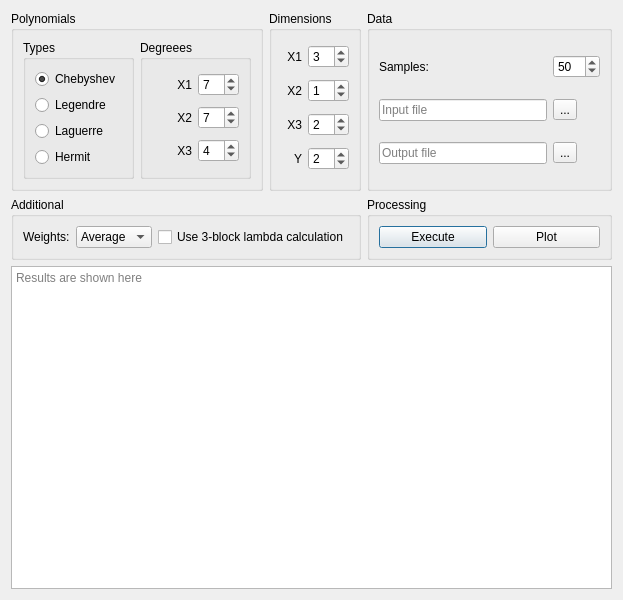
Old version of the form lab_3/main_window.ui in the repository fatvlady/sys-an-labs.
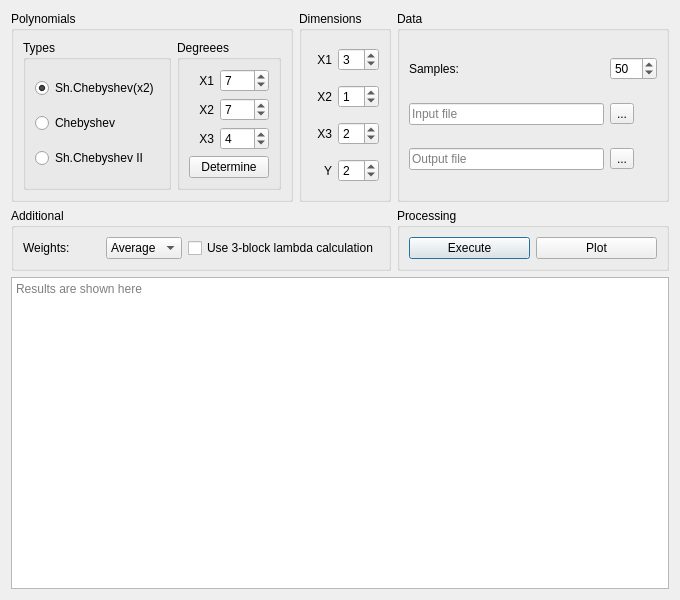
New version of the form.

```diff
--- a/lab_3/main_window.ui
+++ b/lab_3/main_window.ui
@@ -6,14 +6,43 @@
    <rect>
     <x>0</x>
     <y>0</y>
-    <width>623</width>
+    <width>680</width>
     <height>600</height>
    </rect>
   </property>
   <property name="windowTitle">
    <string>Form1</string>
   </property>
-  <layout class="QGridLayout" name="gridLayout_2">
+  <layout class="QGridLayout" name="gridLayout_2" rowstretch="0,0,0" columnstretch="0,0,0">
+   <item row="1" column="2">
+    <widget class="QGroupBox" name="groupBox_6">
+     <property name="title">
+      <string>Processing</string>
+     </property>
+     <layout class="QHBoxLayout" name="horizontalLayout_2">
+      <item>
+       <widget class="QPushButton" name="exec_button">
+        <property name="text">
+         <string>Execute</string>
+        </property>
+        <property name="default">
+         <bool>true</bool>
+        </property>
+        <property name="flat">
+         <bool>false</bool>
+        </property>
+       </widget>
+      </item>
+      <item>
+       <widget class="QPushButton" name="plot_button">
+        <property name="text">
+         <string>Plot</string>
+        </property>
+       </widget>
+      </item>
+     </layout>
+    </widget>
+   </item>
    <item row="0" column="0">
     <widget class="QGroupBox" name="groupBox_5">
      <property name="title">
@@ -22,14 +51,20 @@
      <layout class="QHBoxLayout" name="horizontalLayout">
       <item>
        <widget class="QGroupBox" name="groupBox_3">
+        <property name="sizePolicy">
+         <sizepolicy hsizetype="MinimumExpanding" vsizetype="Preferred">
+          <horstretch>0</horstretch>
+          <verstretch>0</verstretch>
+         </sizepolicy>
+        </property>
         <property name="title">
          <string>Types</string>
         </property>
         <layout class="QVBoxLayout" name="verticalLayout">
          <item>
-          <widget class="QRadioButton" name="radio_cheb">
+          <widget class="QRadioButton" name="radio_sh_cheb">
            <property name="text">
-            <string>Chebyshev</string>
+            <string>Sh.Chebyshev(x2)</string>
            </property>
            <property name="checked">
             <bool>true</bool>
@@ -37,23 +72,16 @@
           </widget>
          </item>
          <item>
-          <widget class="QRadioButton" name="radio_legend">
+          <widget class="QRadioButton" name="radio_cheb">
            <property name="text">
-            <string>Legendre</string>
+            <string>Chebyshev</string>
            </property>
           </widget>
          </item>
          <item>
           <widget class="QRadioButton" name="radio_lagg">
            <property name="text">
-            <string>Laguerre</string>
-           </property>
-          </widget>
-         </item>
-         <item>
-          <widget class="QRadioButton" name="radio_herm">
-           <property name="text">
-            <string>Hermit</string>
+            <string>Sh.Chebyshev II</string>
            </property>
           </widget>
          </item>
@@ -62,10 +90,16 @@
       </item>
       <item>
        <widget class="QGroupBox" name="groupBox_4">
+        <property name="sizePolicy">
+         <sizepolicy hsizetype="Fixed" vsizetype="Preferred">
+          <horstretch>0</horstretch>
+          <verstretch>0</verstretch>
+         </sizepolicy>
+        </property>
         <property name="title">
          <string>Degreees</string>
         </property>
-        <layout class="QGridLayout" name="gridLayout_4">
+        <layout class="QGridLayout" name="gridLayout_4" columnstretch="1,2">
          <item row="0" column="0">
           <widget class="QLabel" name="label_6">
            <property name="text">
@@ -76,23 +110,6 @@
            </property>
           </widget>
          </item>
-         <item row="0" column="1">
-          <widget class="QSpinBox" name="x1_deg">
-           <property name="value">
-            <number>7</number>
-           </property>
-          </widget>
-         </item>
-         <item row="1" column="0">
-          <widget class="QLabel" name="label_8">
-           <property name="text">
-            <string>X2</string>
-           </property>
-           <property name="alignment">
-            <set>Qt::AlignRight|Qt::AlignTrailing|Qt::AlignVCenter</set>
-           </property>
-          </widget>
-         </item>
          <item row="2" column="1">
           <widget class="QSpinBox" name="x3_deg">
            <property name="value">
@@ -100,13 +117,6 @@
            </property>
           </widget>
          </item>
-         <item row="1" column="1">
-          <widget class="QSpinBox" name="x2_deg">
-           <property name="value">
-            <number>7</number>
-           </property>
-          </widget>
-         </item>
          <item row="2" column="0">
           <widget class="QLabel" name="label_7">
            <property name="text">
@@ -117,6 +127,37 @@
            </property>
           </widget>
          </item>
+         <item row="1" column="1">
+          <widget class="QSpinBox" name="x2_deg">
+           <property name="value">
+            <number>7</number>
+           </property>
+          </widget>
+         </item>
+         <item row="1" column="0">
+          <widget class="QLabel" name="label_8">
+           <property name="text">
+            <string>X2</string>
+           </property>
+           <property name="alignment">
+            <set>Qt::AlignRight|Qt::AlignTrailing|Qt::AlignVCenter</set>
+           </property>
+          </widget>
+         </item>
+         <item row="0" column="1">
+          <widget class="QSpinBox" name="x1_deg">
+           <property name="value">
+            <number>7</number>
+           </property>
+          </widget>
+         </item>
+         <item row="3" column="0" colspan="2">
+          <widget class="QPushButton" name="bruteforce_btn">
+           <property name="text">
+            <string>Determine</string>
+           </property>
+          </widget>
+         </item>
         </layout>
        </widget>
       </item>
@@ -206,6 +247,43 @@
      </layout>
     </widget>
    </item>
+   <item row="1" column="0" colspan="2">
+    <widget class="QGroupBox" name="groupBox_7">
+     <property name="title">
+      <string>Additional</string>
+     </property>
+     <layout class="QHBoxLayout" name="horizontalLayout_3">
+      <item>
+       <widget class="QLabel" name="label_9">
+        <property name="text">
+         <string>Weights:</string>
+        </property>
+       </widget>
+      </item>
+      <item>
+       <widget class="QComboBox" name="weights_box">
+        <item>
+         <property name="text">
+          <string>Average</string>
+         </property>
+        </item>
+        <item>
+         <property name="text">
+          <string>Scaled</string>
+         </property>
+        </item>
+       </widget>
+      </item>
+      <item>
+       <widget class="QCheckBox" name="lambda_check">
+        <property name="text">
+         <string>Use 3-block lambda calculation</string>
+        </property>
+       </widget>
+      </item>
+     </layout>
+    </widget>
+   </item>
    <item row="0" column="2">
     <widget class="QGroupBox" name="groupBox">
      <property name="title">
@@ -260,72 +338,6 @@
      </layout>
     </widget>
    </item>
-   <item row="1" column="0" colspan="2">
-    <widget class="QGroupBox" name="groupBox_7">
-     <property name="title">
-      <string>Additional</string>
-     </property>
-     <layout class="QHBoxLayout" name="horizontalLayout_3">
-      <item>
-       <widget class="QLabel" name="label_9">
-        <property name="text">
-         <string>Weights:</string>
-        </property>
-       </widget>
-      </item>
-      <item>
-       <widget class="QComboBox" name="weights_box">
-        <item>
-         <property name="text">
-          <string>Average</string>
-         </property>
-        </item>
-        <item>
-         <property name="text">
-          <string>Scaled</string>
-         </property>
-        </item>
-       </widget>
-      </item>
-      <item>
-       <widget class="QCheckBox" name="lambda_check">
-        <property name="text">
-         <string>Use 3-block lambda calculation</string>
-        </property>
-       </widget>
-      </item>
-     </layout>
-    </widget>
-   </item>
-   <item row="1" column="2">
-    <widget class="QGroupBox" name="groupBox_6">
-     <property name="title">
-      <string>Processing</string>
-     </property>
-     <layout class="QHBoxLayout" name="horizontalLayout_2">
-      <item>
-       <widget class="QPushButton" name="exec_button">
-        <property name="text">
-         <string>Execute</string>
-        </property>
-        <property name="default">
-         <bool>true</bool>
-        </property>
-        <property name="flat">
-         <bool>false</bool>
-        </property>
-       </widget>
-      </item>
-      <item>
-       <widget class="QPushButton" name="plot_button">
-        <property name="text">
-         <string>Plot</string>
-        </property>
-       </widget>
-      </item>
-     </layout>
-    </widget>
-   </item>
    <item row="2" column="0" colspan="3">
     <widget class="QTextBrowser" name="results_field">
      <property name="readOnly">
```
Left out of the diff: 46 changed lines with no effect on the pictures.
